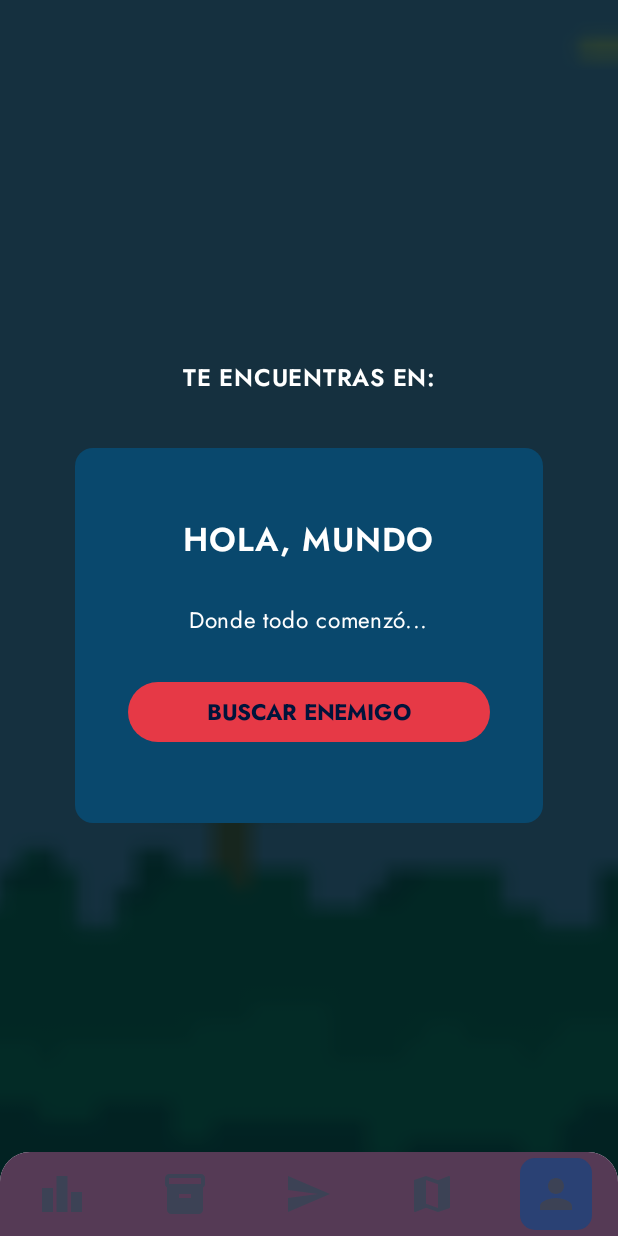
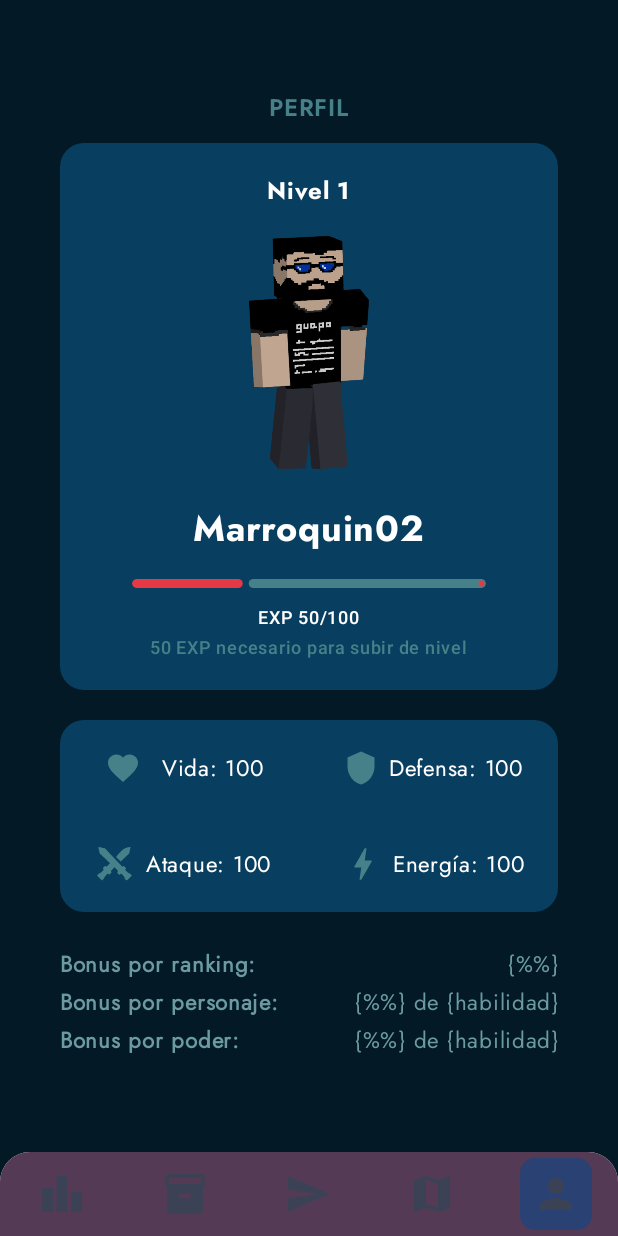
Before and after one commit to Falcon-Team-Mov/Info-King-APP, an Android app built with Jetpack Compose: the ProfileScreen screen opened through its navigation route, on a phone screen of 412 x 824 dp. Run offline under Robolectric (Android 15) with nearby library versions, the phone set to English and light mode, and no system bars.

Commit message:
➕ add: profile screen

```diff
--- a/app/src/main/java/com/falconteam/infoking/ui/navigation/DoubleBackPress.kt
+++ b/app/src/main/java/com/falconteam/infoking/ui/components/DoubleBackPress.kt
@@ -1,6 +1,5 @@
-package com.falconteam.infoking.ui.navigation
+package com.falconteam.infoking.ui.components
 
-import android.util.Log
 import android.widget.Toast
 import androidx.activity.compose.BackHandler
 import androidx.compose.runtime.Composable
@@ -11,7 +10,6 @@ import androidx.compose.runtime.remember
 import androidx.compose.runtime.setValue
 import androidx.compose.ui.platform.LocalContext
 import androidx.navigation.NavController
-import com.falconteam.infoking.ui.navigation.graphs.AuthScreen
 import com.falconteam.infoking.ui.navigation.user.UserBottomBar
 import kotlinx.coroutines.delay
 
--- a/app/src/main/java/com/falconteam/infoking/ui/navigation/admin/graphs/AdminHomeNavGraph.kt
+++ b/app/src/main/java/com/falconteam/infoking/ui/navigation/admin/graphs/AdminHomeNavGraph.kt
@@ -4,7 +4,7 @@ import androidx.navigation.NavController
 import androidx.navigation.NavGraphBuilder
 import androidx.navigation.compose.composable
 import androidx.navigation.navigation
-import com.falconteam.infoking.ui.navigation.PressBackAgainToExit
+import com.falconteam.infoking.ui.components.PressBackAgainToExit
 import com.falconteam.infoking.ui.navigation.admin.AdminBottomBar
 import com.falconteam.infoking.ui.navigation.graphs.Graph
 import com.falconteam.infoking.ui.navigation.user.screens.ScreenContent
--- a/app/src/main/java/com/falconteam/infoking/ui/navigation/user/graphs/HomeNavGraph.kt
+++ b/app/src/main/java/com/falconteam/infoking/ui/navigation/user/graphs/HomeNavGraph.kt
@@ -5,12 +5,13 @@ import androidx.navigation.NavController
 import androidx.navigation.NavGraphBuilder
 import androidx.navigation.compose.composable
 import androidx.navigation.compose.navigation
-import com.falconteam.infoking.ui.navigation.PressBackAgainToExit
+import com.falconteam.infoking.ui.components.PressBackAgainToExit
 import com.falconteam.infoking.ui.navigation.graphs.Graph
 import com.falconteam.infoking.ui.navigation.user.UserBottomBar
 import com.falconteam.infoking.ui.navigation.user.screens.ScreenContent
 import com.falconteam.infoking.ui.navigation.user.screens.battle.BattleScreen
 import com.falconteam.infoking.ui.navigation.user.screens.inventory.InventoryScreen
+import com.falconteam.infoking.ui.navigation.user.screens.profile.ProfileScreen
 import com.falconteam.infoking.ui.navigation.user.screens.ranking.RankingScreen
 
 fun NavGraphBuilder.homeNavGraph(navController: NavController) {
@@ -76,7 +77,7 @@ fun NavGraphBuilder.homeNavGraph(navController: NavController) {
                 name = UserBottomBar.Profile.route,
                 onClick = {},
                 navController = navController,
-                { BattleScreen() }
+                { ProfileScreen() }
             )
         }
     }
--- /dev/null
+++ b/app/src/main/java/com/falconteam/infoking/ui/navigation/user/screens/profile/ProfileScreen.kt
@@ -0,0 +1,398 @@
+package com.falconteam.infoking.ui.navigation.user.screens.profile
+
+import androidx.compose.foundation.Image
+import androidx.compose.foundation.background
+import androidx.compose.foundation.horizontalScroll
+import androidx.compose.foundation.layout.Arrangement
+import androidx.compose.foundation.layout.Box
+import androidx.compose.foundation.layout.Column
+import androidx.compose.foundation.layout.Row
+import androidx.compose.foundation.layout.Spacer
+import androidx.compose.foundation.layout.fillMaxSize
+import androidx.compose.foundation.layout.fillMaxWidth
+import androidx.compose.foundation.layout.height
+import androidx.compose.foundation.layout.padding
+import androidx.compose.foundation.layout.size
+import androidx.compose.foundation.layout.width
+import androidx.compose.foundation.lazy.grid.GridCells
+import androidx.compose.foundation.lazy.grid.LazyVerticalGrid
+import androidx.compose.foundation.shape.RoundedCornerShape
+import androidx.compose.material.icons.Icons
+import androidx.compose.material.icons.filled.Bolt
+import androidx.compose.material.icons.filled.Favorite
+import androidx.compose.material.icons.filled.Shield
+import androidx.compose.material3.Card
+import androidx.compose.material3.CardDefaults
+import androidx.compose.material3.Icon
+import androidx.compose.material3.LinearProgressIndicator
+import androidx.compose.material3.MaterialTheme
+import androidx.compose.material3.Text
+import androidx.compose.runtime.Composable
+import androidx.compose.ui.Alignment
+import androidx.compose.ui.Modifier
+import androidx.compose.ui.draw.clip
+import androidx.compose.ui.graphics.Color
+import androidx.compose.ui.res.painterResource
+import androidx.compose.ui.text.font.FontWeight
+import androidx.compose.ui.text.style.TextAlign
+import androidx.compose.ui.tooling.preview.Preview
+import androidx.compose.ui.unit.dp
+import androidx.compose.ui.unit.sp
+import com.falconteam.infoking.R
+import com.falconteam.infoking.ui.theme.InfoKingTheme
+import com.falconteam.infoking.ui.theme.buttonCancelColor
+import com.falconteam.infoking.ui.theme.buttonOKColor
+import com.falconteam.infoking.ui.theme.primaryColor
+import com.falconteam.infoking.ui.theme.secondaryAquaColor
+import com.falconteam.infoking.ui.theme.secondaryBlueColor
+
+@Composable
+fun ProfileScreen() {
+    InfoKingTheme {
+        Column(
+            modifier = Modifier
+                .fillMaxSize()
+                .background(primaryColor),
+            horizontalAlignment = Alignment.CenterHorizontally
+        ) {
+
+            Column {
+                Text(
+                    text = "PERFIL",
+                    modifier = Modifier.padding(top = 60.dp, bottom = 12.dp),
+                    style = MaterialTheme.typography.bodyLarge,
+                    color = secondaryAquaColor
+                )
+            }
+
+            Column(
+                verticalArrangement = Arrangement.Center,
+                horizontalAlignment = Alignment.CenterHorizontally,
+                modifier = Modifier
+                    .padding(horizontal = 40.dp)
+            ) {
+                // Player's info
+                ProfileSection()
+                Spacer(modifier = Modifier.height(20.dp))
+
+                // Stats
+                StatsSection()
+                Spacer(modifier = Modifier.height(20.dp))
+
+                // Bonus
+                Column(
+                    modifier = Modifier
+                        .height(80.dp)
+                        .fillMaxWidth(),
+                    verticalArrangement = Arrangement.SpaceEvenly
+                    ) {
+                    Row {
+                        Column {
+                            Text(
+                                text = "Bonus por ranking:",
+                                color = buttonOKColor,
+                                style = MaterialTheme.typography.bodySmall,
+                                fontWeight = FontWeight.Bold
+                            )
+                        }
+
+                        Column {
+                            Text(
+                                modifier = Modifier.fillMaxWidth(),
+                                text = "{%%}",
+                                color = buttonOKColor,
+                                style = MaterialTheme.typography.bodySmall,
+                                textAlign = TextAlign.End
+                            )
+                        }
+                    }
+                    Row {
+                        Column {
+                            Text(
+                                text = "Bonus por personaje:",
+                                color = buttonOKColor,
+                                style = MaterialTheme.typography.bodySmall,
+                                fontWeight = FontWeight.Bold
+                            )
+                        }
+
+                        Column {
+                            Text(
+                                modifier = Modifier.fillMaxWidth(),
+                                text = "{%%} de {habilidad}",
+                                color = buttonOKColor,
+                                style = MaterialTheme.typography.bodySmall,
+                                textAlign = TextAlign.End
+                            )
+                        }
+                    }
+
+                    Row {
+                        Column {
+                            Text(
+                                text = "Bonus por poder:",
+                                color = buttonOKColor,
+                                style = MaterialTheme.typography.bodySmall,
+                                fontWeight = FontWeight.Bold
+                            )
+                        }
+
+                        Column {
+                            Text(
+                                modifier = Modifier.fillMaxWidth(),
+                                text = "{%%} de {habilidad}",
+                                color = buttonOKColor,
+                                style = MaterialTheme.typography.bodySmall,
+                                textAlign = TextAlign.End
+                            )
+                        }
+                    }
+                }
+            }
+        }
+    }
+}
+
+@Composable
+fun ProfileSection() {
+    Box(
+        modifier = Modifier
+            .clip(RoundedCornerShape(16.dp))
+    ) {
+        Column(
+            modifier = Modifier
+                .background(secondaryBlueColor.copy(alpha = 0.8f))
+                .fillMaxWidth()
+                .padding(vertical = 20.dp),
+            horizontalAlignment = Alignment.CenterHorizontally,
+            verticalArrangement = Arrangement.Center
+        ) {
+            Text(
+                text = "Nivel 1",
+                style = MaterialTheme.typography.headlineSmall,
+                modifier = Modifier
+                    .padding(bottom = 16.dp),
+                color = Color.White
+            )
+
+            Image(
+                painter = painterResource(id = R.drawable.nestor),
+                contentDescription = "Player Character",
+                modifier = Modifier
+                    .padding(bottom = 16.dp)
+                    .size(164.dp)
+            )
+
+            Text(
+                text = "Marroquin02",
+                style = MaterialTheme.typography.headlineSmall,
+                fontSize = 24.sp,
+                modifier = Modifier
+                    .padding(bottom = 16.dp),
+                color = Color.White
+            )
+
+            LinearProgressIndicator(
+                progress = 0.3f,
+                color = buttonCancelColor,
+                modifier = Modifier
+                    .fillMaxWidth()
+                    .padding(horizontal = 48.dp)
+                    .padding(bottom = 12.dp)
+                    .height(6.dp)
+                    .clip(RoundedCornerShape(16.dp)),
+                trackColor = secondaryAquaColor
+            )
+
+            Text(
+                modifier = Modifier
+                    .padding(bottom = 4.dp),
+                text = "EXP 50/100",
+                style = MaterialTheme.typography.labelMedium,
+                color = Color.White
+            )
+
+            Text(
+                text = "50 EXP necesario para subir de nivel",
+                fontSize = 12.sp,
+                style = MaterialTheme.typography.labelMedium,
+                color = secondaryAquaColor
+            )
+        }
+    }
+}
+
+@Composable
+fun StatsSection() {
+    val composableList: List<@Composable () -> Unit> = listOf(
+        { HealthStatCard() },
+        { DefenseStatCard() },
+        { AttackStatCard() },
+        { EnergyStatCard() }
+    )
+
+    Box(
+        modifier = Modifier
+            .clip(RoundedCornerShape(16.dp))
+    ) {
+        Column(
+            modifier = Modifier
+                .background(secondaryBlueColor.copy(alpha = 0.8f)),
+            horizontalAlignment = Alignment.CenterHorizontally,
+            verticalArrangement = Arrangement.SpaceEvenly
+        ) {
+            LazyVerticalGrid(
+                modifier = Modifier,
+                columns = GridCells.Fixed(2),
+                content = {
+                    items(composableList.size) { index ->
+                        composableList[index]()
+                    }
+                },
+                userScrollEnabled = false,
+                verticalArrangement = Arrangement.Center,
+                horizontalArrangement = Arrangement.Center
+            )
+        }
+    }
+}
+
+// Cards
+@Composable
+fun HealthStatCard() {
+    Card(
+        colors = CardDefaults.cardColors(Color.Transparent),
+        modifier = Modifier
+            .padding(16.dp)
+    ) {
+        Row(
+            modifier = Modifier
+                .fillMaxWidth()
+                .height(32.dp),
+            horizontalArrangement = Arrangement.SpaceEvenly,
+            verticalAlignment = Alignment.CenterVertically
+        ) {
+            Column {
+                Icon(
+                    imageVector = Icons.Default.Favorite,
+                    contentDescription = "Ícono de Vida",
+                    tint = secondaryAquaColor
+                )
+            }
+
+            Column {
+                Text(
+                    text = "Vida: 100",
+                    color = Color.White,
+                    style = MaterialTheme.typography.bodySmall
+                )
+            }
+        }
+    }
+}
+
+@Composable
+fun DefenseStatCard() {
+    Card(
+        colors = CardDefaults.cardColors(Color.Transparent),
+        modifier = Modifier
+            .padding(16.dp)
+    ) {
+        Row(
+            modifier = Modifier
+                .fillMaxWidth()
+                .height(32.dp),
+            horizontalArrangement = Arrangement.SpaceEvenly,
+            verticalAlignment = Alignment.CenterVertically
+        ) {
+            Column {
+                Icon(
+                    imageVector = Icons.Default.Shield,
+                    contentDescription = "Ícono de Defensa",
+                    tint = secondaryAquaColor
+                )
+            }
+
+            Column {
+                Text(
+                    text = "Defensa: 100",
+                    color = Color.White,
+                    style = MaterialTheme.typography.bodySmall
+                )
+            }
+        }
+    }
+}
+
+@Composable
+fun AttackStatCard() {
+    Card(
+        colors = CardDefaults.cardColors(Color.Transparent),
+        modifier = Modifier
+            .padding(16.dp)
+    ) {
+        Row(
+            modifier = Modifier
+                .fillMaxWidth()
+                .height(32.dp),
+            horizontalArrangement = Arrangement.SpaceEvenly,
+            verticalAlignment = Alignment.CenterVertically
+        ) {
+            Column {
+                Image(
+                    painter = painterResource(id = R.drawable.swords),
+                    contentDescription = "Ícono de Ataque",
+                    modifier = Modifier.size(24.dp)
+                )
+            }
+
+            Column {
+                Text(
+                    text = "Ataque: 100",
+                    color = Color.White,
+                    style = MaterialTheme.typography.bodySmall
+                )
+            }
+        }
+    }
+}
+
+@Composable
+fun EnergyStatCard() {
+    Card(
+        colors = CardDefaults.cardColors(Color.Transparent),
+        modifier = Modifier
+            .padding(16.dp)
+    ) {
+        Row(
+            modifier = Modifier
+                .fillMaxWidth()
+                .height(32.dp),
+            horizontalArrangement = Arrangement.SpaceEvenly,
+            verticalAlignment = Alignment.CenterVertically
+        ) {
+            Column {
+                Icon(
+                    imageVector = Icons.Default.Bolt,
+                    contentDescription = "Ícono de Energía",
+                    tint = secondaryAquaColor,
+                    modifier = Modifier.size(28.dp)
+                )
+            }
+
+            Column {
+                Text(
+                    text = "Energía: 100",
+                    color = Color.White,
+                    style = MaterialTheme.typography.bodySmall
+                )
+            }
+        }
+    }
+}
+
+@Composable
+@Preview
+fun ProfileScreenPreview() {
+    ProfileScreen()
+}
--- /dev/null
+++ b/app/src/main/res/drawable/swords.xml
@@ -0,0 +1,12 @@
+<vector xmlns:android="http://schemas.android.com/apk/res/android"
+    android:width="28dp"
+    android:height="27dp"
+    android:viewportWidth="28"
+    android:viewportHeight="27">
+  <path
+      android:pathData="M1.063,0.196C1.063,0.352 1.313,1.477 1.594,2.758L2.125,5.04L6.125,8.821L10.125,12.602L8.75,14.009C7.531,15.227 7.281,15.352 6.844,14.977C6.406,14.602 6.219,14.696 5.344,15.54C4.438,16.446 4.406,16.54 4.906,17.102C5.406,17.633 5.344,17.758 3.938,19.102C3.125,19.883 2.313,20.477 2.156,20.415C1.969,20.321 1.406,20.696 0.906,21.227L0,22.196L1.938,24.102L3.844,26.04L4.813,25.133C5.344,24.633 5.719,24.071 5.625,23.883C5.563,23.727 6.156,22.915 6.938,22.102C8.281,20.696 8.406,20.633 8.938,21.133C9.5,21.633 9.594,21.602 10.5,20.696C11.344,19.821 11.438,19.633 11.063,19.196C10.688,18.758 10.844,18.508 12.094,17.227L13.563,15.759L15,17.196C16.313,18.508 16.406,18.696 16.031,19.29C15.656,19.883 15.719,20.04 16.375,20.758C17.219,21.665 17.688,21.727 18.25,21.04C18.625,20.633 18.844,20.758 20.156,22.04C21.031,22.915 21.563,23.665 21.469,23.946C21.281,24.415 22.5,25.915 23.094,25.915C23.281,25.915 24.25,25.071 25.281,24.04L27.125,22.165L26.219,21.227C25.719,20.696 25.156,20.321 24.969,20.415C24.813,20.477 24,19.883 23.188,19.102C21.781,17.758 21.719,17.633 22.219,17.102C22.719,16.54 22.688,16.446 21.75,15.509C20.969,14.759 20.688,14.602 20.375,14.915C20.156,15.134 19.906,15.29 19.813,15.29C19.688,15.29 16.563,12.071 12.875,8.165L6.156,1.04L3.844,0.508C1.25,-0.085 1.063,-0.117 1.063,0.196Z"
+      android:fillColor="#468189"/>
+  <path
+      android:pathData="M23.031,0.54C21.375,0.977 20.781,1.352 19.156,2.946C18.125,3.977 16.719,5.477 16.063,6.258L14.844,7.696L16.656,9.477L18.438,11.259L21.719,8.133L25,5.04L25.531,2.758C25.844,1.477 26.063,0.352 26.063,0.196C26.063,-0.117 25.25,-0.023 23.031,0.54Z"
+      android:fillColor="#468189"/>
+</vector>
```
